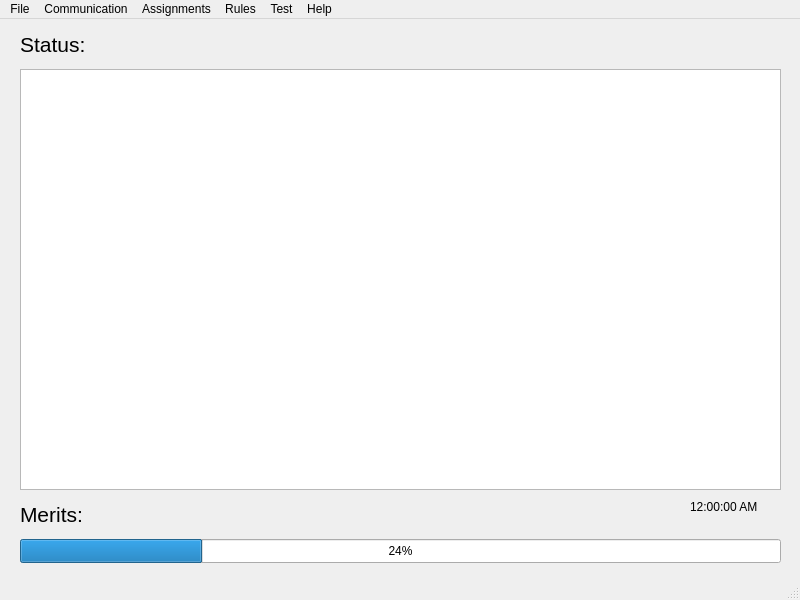
Before: the Qt Designer form cyberdom.ui in MijersOne/CyberDom-Qt, drawn with Qt 5.
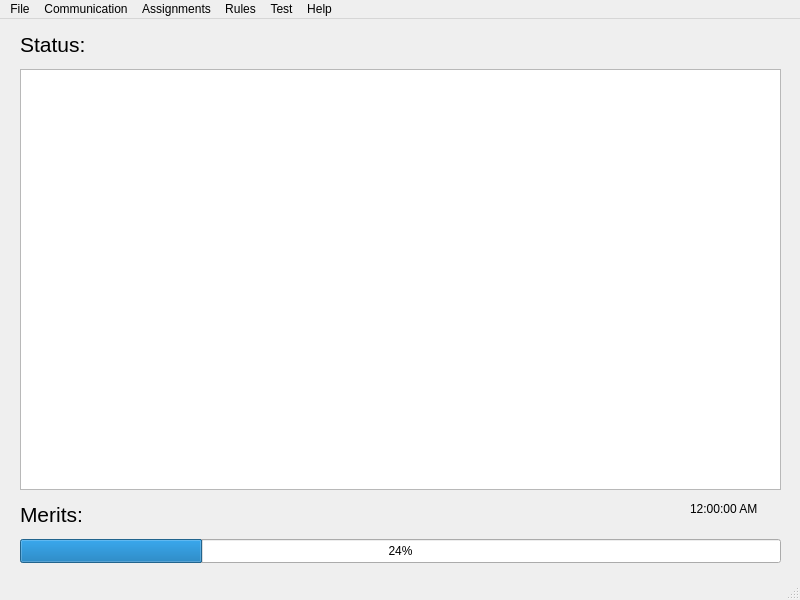
After: the same form once the commit is applied.

```diff
--- a/cyberdom.ui
+++ b/cyberdom.ui
@@ -84,7 +84,7 @@
      <rect>
       <x>20</x>
       <y>10</y>
-      <width>121</width>
+      <width>491</width>
       <height>31</height>
      </rect>
     </property>
@@ -102,8 +102,8 @@
      <rect>
       <x>690</x>
       <y>480</y>
-      <width>71</width>
-      <height>16</height>
+      <width>91</width>
+      <height>20</height>
      </rect>
     </property>
     <property name="text">
```
Left out of the diff: 23 changed lines with no effect on the pictures.
